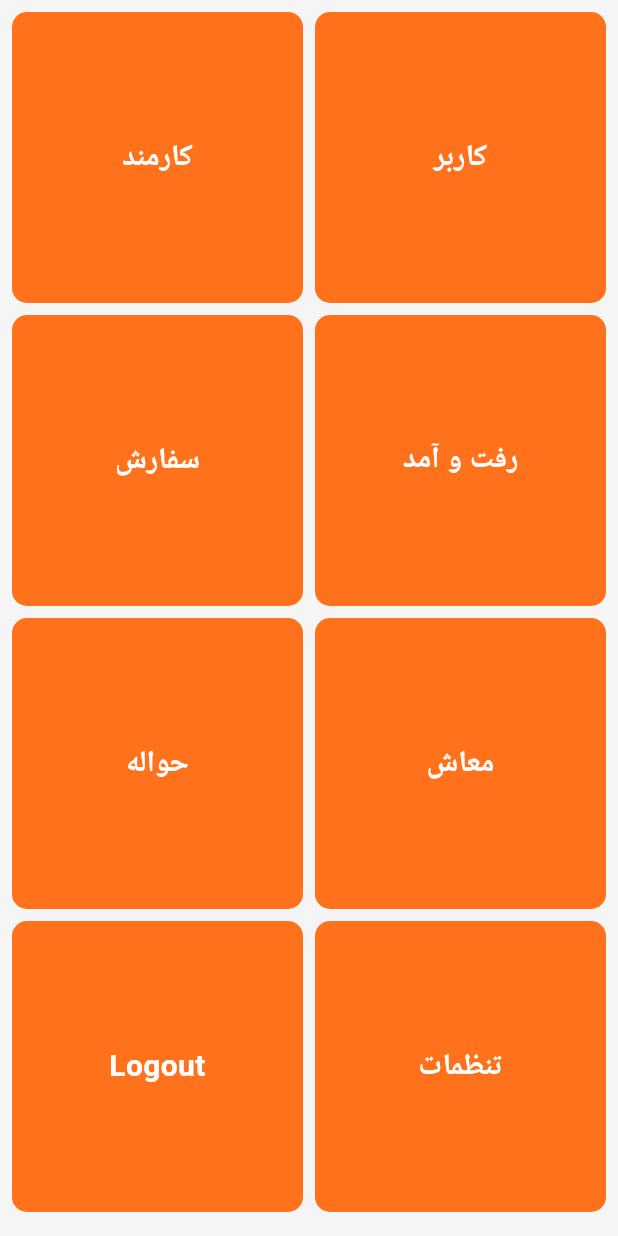
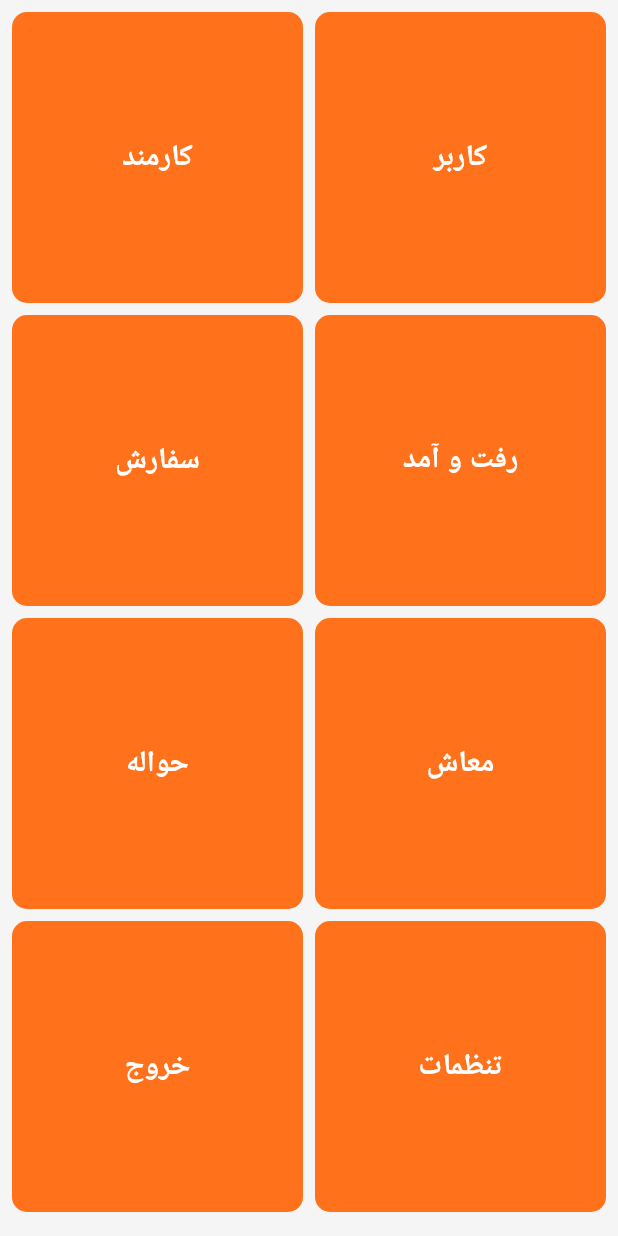
Before and after one commit to RasoulAskari/cargo, a Flutter app: the HomeScreen screen opened directly with empty values, on a phone screen of 412 x 824 dp. Run offline on Flutter 3.47's test engine with Material 2 defaults, Android fonts, the phone set to English and light mode, and no system bars; our stand-ins replace bloc, equatable, flutter_bloc, flutter_secure_storage, formz, scroll_date_picker; missing offline and left inert: libphonenumber_plugin; accounts and stored records are empty; generated files the repository leaves out were written again; network calls fail; Roboto replaces fonts that are missing (Fredoka).

Commit message:
logout home_screen

```diff
--- a/lib/presentation/screens/home_screen.dart
+++ b/lib/presentation/screens/home_screen.dart
@@ -66,7 +66,7 @@ class _HomeScreenState extends State<HomeScreen> {
         'function': () {},
       },
       {
-        'name': 'Logout',
+        'name': AppLocalizations.of(context)?.logout,
         'image': "",
         'function': () async {
           try {
```
